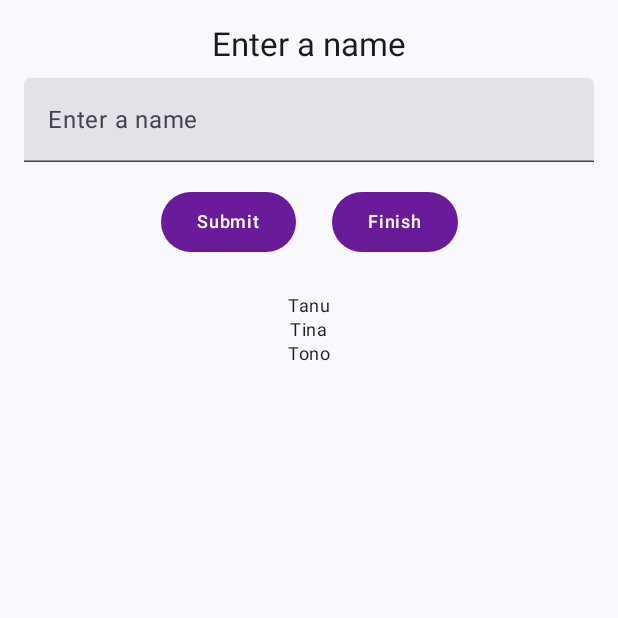
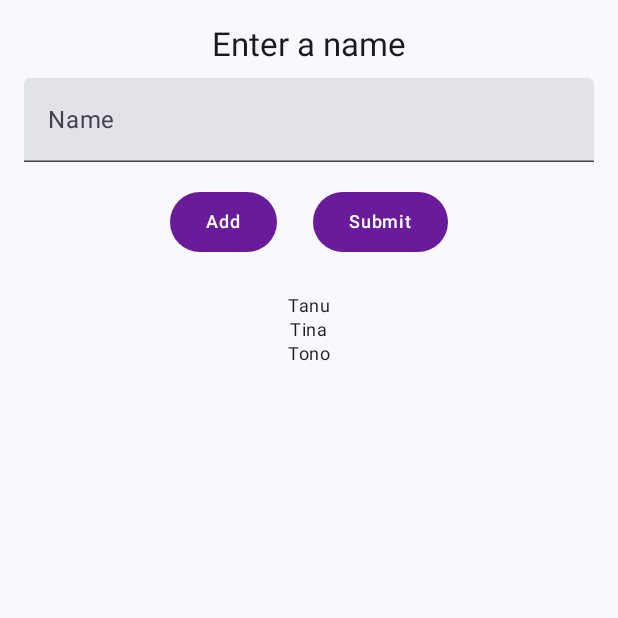
Before and after one commit to graciellanath/LAB_WEEK_09, an Android app built with Jetpack Compose: the screen it shows after launch (MainActivity), after a tap on "Submit", on a phone screen of 412 x 824 dp, the top half of it. Run offline under Robolectric (Android 15) with nearby library versions, the phone set to English and light mode, and no system bars; 2 statements that could not run were skipped.

Commit message:
Commit No. 5 – Assignment

```diff
--- a/app/src/main/java/com/example/lab_week_09/App.kt
+++ b/app/src/main/java/com/example/lab_week_09/App.kt
@@ -4,13 +4,23 @@ import androidx.compose.runtime.Composable
 import androidx.navigation.NavHostController
 import androidx.navigation.compose.NavHost
 import androidx.navigation.compose.composable
+import com.squareup.moshi.Moshi
+import com.squareup.moshi.kotlin.reflect.KotlinJsonAdapterFactory
 
 @Composable
 fun App(navController: NavHostController) {
     NavHost(navController = navController, startDestination = "home") {
         composable("home") {
             Home { listData ->
-                val encoded = java.net.URLEncoder.encode(listData, "utf-8")
+                // Convert list ke JSON pakai Moshi
+                val moshi = Moshi.Builder()
+                    .add(KotlinJsonAdapterFactory())
+                    .build()
+                val adapter = moshi.adapter(List::class.java)
+                val json = adapter.toJson(listData)
+
+                // Encode biar bisa dikirim lewat navController
+                val encoded = java.net.URLEncoder.encode(json, "utf-8")
                 navController.navigate("resultContent/$encoded")
             }
         }
--- a/app/src/main/java/com/example/lab_week_09/MainActivity.kt
+++ b/app/src/main/java/com/example/lab_week_09/MainActivity.kt
@@ -12,7 +12,6 @@ import androidx.compose.runtime.*
 import androidx.compose.runtime.snapshots.SnapshotStateList
 import androidx.compose.ui.Alignment
 import androidx.compose.ui.Modifier
-import androidx.compose.ui.res.stringResource
 import androidx.compose.ui.text.input.KeyboardType
 import androidx.compose.ui.tooling.preview.Preview
 import androidx.compose.ui.unit.dp
@@ -21,6 +20,9 @@ import com.example.lab_week_09.ui.theme.LAB_WEEK_09Theme
 import com.example.lab_week_09.ui.theme.OnBackgroundItemText
 import com.example.lab_week_09.ui.theme.OnBackgroundTitleText
 import com.example.lab_week_09.ui.theme.PrimaryTextButton
+import com.squareup.moshi.Moshi
+import com.squareup.moshi.kotlin.reflect.KotlinJsonAdapterFactory
+import com.squareup.moshi.Types
 
 data class Student(val name: String)
 
@@ -46,7 +48,7 @@ class MainActivity : ComponentActivity() {
 }
 
 @Composable
-fun Home(navigateFromHomeToResult: (String) -> Unit) {
+fun Home(navigateFromHomeToResult: (List<Student>) -> Unit) {
     val listData = remember {
         mutableStateListOf(
             Student("Tanu"),
@@ -62,13 +64,14 @@ fun Home(navigateFromHomeToResult: (String) -> Unit) {
         inputField = inputField,
         onInputValueChange = { inputField = it },
         onButtonClick = {
+            // Tidak bisa submit string kosong
             if (inputField.isNotBlank()) {
                 listData.add(Student(inputField))
                 inputField = ""
             }
         },
         navigateFromHomeToResult = {
-            navigateFromHomeToResult(listData.toList().toString())
+            navigateFromHomeToResult(listData.toList())
         }
     )
 }
@@ -88,21 +91,21 @@ fun HomeContent(
         horizontalAlignment = Alignment.CenterHorizontally
     ) {
         item {
-            OnBackgroundTitleText(text = stringResource(id = R.string.enter_item))
+            OnBackgroundTitleText(text = "Enter a name")
             Spacer(modifier = Modifier.height(8.dp))
             TextField(
                 value = inputField,
                 onValueChange = onInputValueChange,
                 keyboardOptions = KeyboardOptions(keyboardType = KeyboardType.Text),
                 modifier = Modifier.fillMaxWidth(),
-                label = { Text("Enter a name") }
+                label = { Text("Name") }
             )
             Spacer(modifier = Modifier.height(8.dp))
             Row(horizontalArrangement = Arrangement.spacedBy(8.dp)) {
-                PrimaryTextButton(text = stringResource(id = R.string.button_click)) {
+                PrimaryTextButton(text = "Add") {
                     onButtonClick()
                 }
-                PrimaryTextButton(text = stringResource(id = R.string.button_navigate)) {
+                PrimaryTextButton(text = "Submit") {
                     navigateFromHomeToResult()
                 }
             }
@@ -115,7 +118,19 @@ fun HomeContent(
 }
 
 @Composable
-fun ResultContent(listData: String) {
+fun ResultContent(jsonData: String) {
+    val moshi = remember {
+        Moshi.Builder()
+            .add(KotlinJsonAdapterFactory())
+            .build()
+    }
+    val type = Types.newParameterizedType(List::class.java, Student::class.java)
+    val adapter = moshi.adapter<List<Student>>(type)
+
+    val studentList = remember(jsonData) {
+        adapter.fromJson(jsonData) ?: emptyList()
+    }
+
     LazyColumn(
         modifier = Modifier
             .fillMaxSize()
@@ -123,7 +138,11 @@ fun ResultContent(listData: String) {
         horizontalAlignment = Alignment.CenterHorizontally
     ) {
         item {
-            Text(text = listData)
+            Text("List of Students:")
+            Spacer(modifier = Modifier.height(8.dp))
+        }
+        items(studentList) { student ->
+            OnBackgroundItemText(text = "Student → Name = ${student.name}")
         }
     }
 }
```
Also changed, not shown: app/build.gradle.kts (+4 -4 lines).
